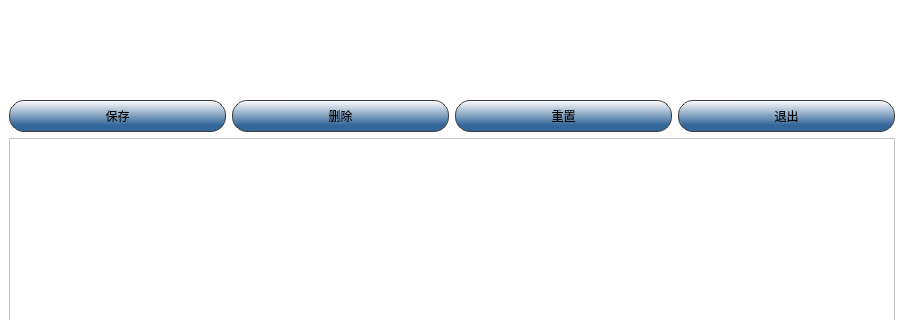
First picture: the form in UI/UserManageWindow.ui, repository peipan/charge_station, before the edit; both pictures show x 0 to 904 and y 0 to 320 of the 904 by 506 pixel window.
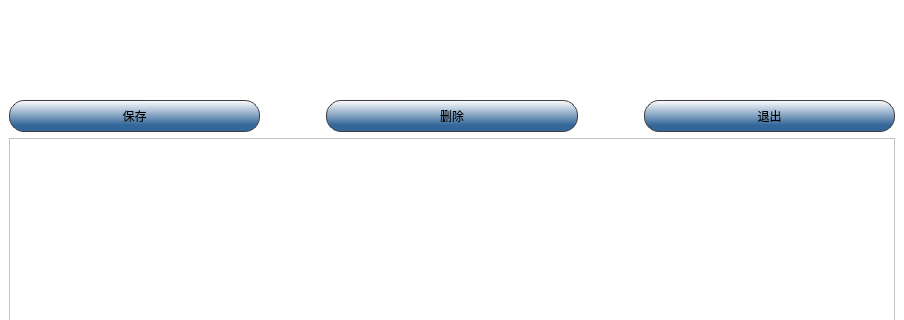
Second picture: the form after the edit. Icons and pictures are not drawn.

```diff
--- a/UI/UserManageWindow.ui
+++ b/UI/UserManageWindow.ui
@@ -49,6 +49,22 @@
             </property>
            </widget>
           </item>
+          <item>
+           <spacer name="horizontalSpacer">
+            <property name="orientation">
+             <enum>Qt::Horizontal</enum>
+            </property>
+            <property name="sizeType">
+             <enum>QSizePolicy::Fixed</enum>
+            </property>
+            <property name="sizeHint" stdset="0">
+             <size>
+              <width>60</width>
+              <height>20</height>
+             </size>
+            </property>
+           </spacer>
+          </item>
           <item>
            <widget class="QPushButton" name="btn_delete">
             <property name="minimumSize">
@@ -72,26 +88,20 @@
            </widget>
           </item>
           <item>
-           <widget class="QPushButton" name="btn_reset">
-            <property name="minimumSize">
+           <spacer name="horizontalSpacer_2">
+            <property name="orientation">
+             <enum>Qt::Horizontal</enum>
+            </property>
+            <property name="sizeType">
+             <enum>QSizePolicy::Fixed</enum>
+            </property>
+            <property name="sizeHint" stdset="0">
              <size>
-              <width>0</width>
-              <height>32</height>
+              <width>60</width>
+              <height>20</height>
              </size>
             </property>
-            <property name="styleSheet">
-             <string notr="true">background-color: qlineargradient(spread:pad, x1:0.541701, y1:1, x2:0.537, y2:0, stop:0.20398 rgba(51, 102, 153, 255), stop:1 rgba(255, 255, 255, 255));
-border-style:none;
-border:1px solid #3f3f3f; 
-
-padding:5px;
-min-height:20px;
-border-radius:15px;</string>
-            </property>
-            <property name="text">
-             <string>重置</string>
-            </property>
-           </widget>
+           </spacer>
           </item>
           <item>
            <widget class="QPushButton" name="btn_quit">
```
Left out of the diff: 10 changed lines with no effect on the pictures.
